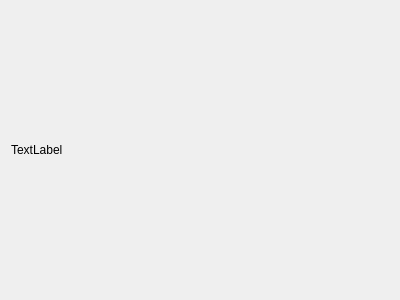
Qt form day02/MouseEvent/widget.ui (youjunmao/QT) before a commit.
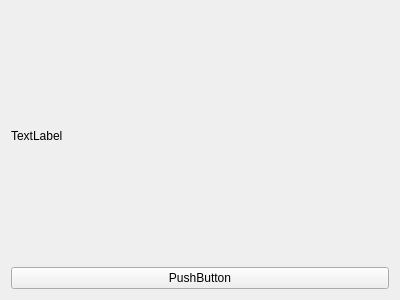
The same form after that commit. Custom widgets are drawn as their Qt base class.

```diff
--- a/day02/MouseEvent/widget.ui
+++ b/day02/MouseEvent/widget.ui
@@ -21,6 +21,13 @@
      </property>
     </widget>
    </item>
+   <item>
+    <widget class="myPushButton" name="pushButton">
+     <property name="text">
+      <string>PushButton</string>
+     </property>
+    </widget>
+   </item>
   </layout>
  </widget>
  <layoutdefault spacing="6" margin="11"/>
@@ -30,6 +37,11 @@
    <extends>QLabel</extends>
    <header location="global">mylabel.h</header>
   </customwidget>
+  <customwidget>
+   <class>myPushButton</class>
+   <extends>QPushButton</extends>
+   <header location="global">mypushbutton.h</header>
+  </customwidget>
  </customwidgets>
  <resources/>
  <connections/>
```
